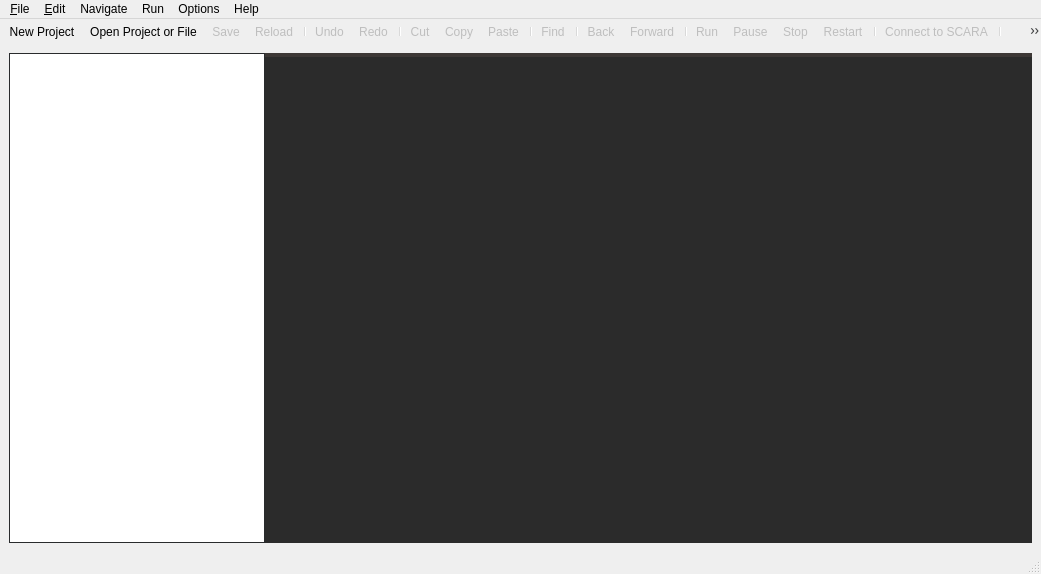
Old version of the form ScaraControlGUI/mainwindow.ui in the repository mnowator/SCARA_Control.
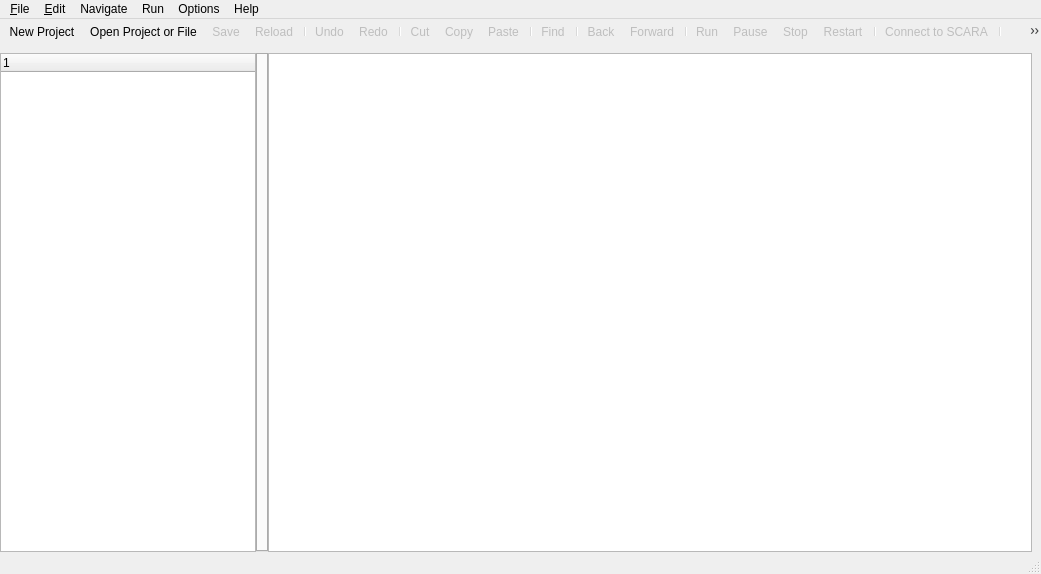
New version of the form. Icons and pictures are not drawn.

What changed in the file:
```diff
--- a/ScaraControlGUI/mainwindow.ui
+++ b/ScaraControlGUI/mainwindow.ui
@@ -13,17 +13,20 @@
   <property name="windowTitle">
    <string>NWTR Robotics</string>
   </property>
-  <property name="styleSheet">
-   <string notr="true"/>
-  </property>
   <widget class="QWidget" name="workspace">
    <property name="sizePolicy">
     <sizepolicy hsizetype="Preferred" vsizetype="Preferred">
-     <horstretch>10</horstretch>
+     <horstretch>0</horstretch>
      <verstretch>0</verstretch>
     </sizepolicy>
    </property>
    <layout class="QGridLayout" name="gridLayout">
+    <property name="leftMargin">
+     <number>0</number>
+    </property>
+    <property name="bottomMargin">
+     <number>0</number>
+    </property>
     <item row="0" column="0">
      <layout class="QVBoxLayout" name="verticalLayout">
       <item>
@@ -35,18 +38,26 @@
          <number>0</number>
         </property>
         <widget class="QTreeWidget" name="projectExplorer">
+         <property name="minimumSize">
+          <size>
+           <width>100</width>
+           <height>0</height>
+          </size>
+         </property>
          <property name="contextMenuPolicy">
           <enum>Qt::CustomContextMenu</enum>
          </property>
          <property name="styleSheet">
-          <string notr="true">border: 1px solid rgb(41, 43, 45);
-border-right: : 0px solid rgb(41, 43, 45);</string>
+          <string notr="true"/>
          </property>
          <property name="sortingEnabled">
           <bool>false</bool>
          </property>
+         <property name="headerHidden">
+          <bool>false</bool>
+         </property>
          <attribute name="headerVisible">
-          <bool>false</bool>
+          <bool>true</bool>
          </attribute>
          <column>
           <property name="text">
@@ -65,45 +76,7 @@
           <bool>false</bool>
          </property>
          <property name="styleSheet">
-          <string notr="true">/*QWidget {
-background-color: rgb(43, 43, 43);
-}
-
-QTabBar {   
-	background-color: rgb(60, 63, 65);
-}
-
-QTabBar::tab {   
-	color: rgb(0, 0, 0);
-};
-
-QTabWidget::pane {
-border-top: 2px solid rgb(255, 170, 0);
-}*/
-
-QWidget {
-background-color: rgb(43, 43, 43);
-}
-
-QTabWidget::pane { /* The tab widget frame */
-    border-top: 4px solid rgb(61, 56, 54);
-	background-color: rgb(255, 244, 89);
-}
-
-QTabBar::tab { 
-	border: 1px solid rgb(41, 43, 45);
-	background-color: rgb(60, 63, 65);
-	border-left: 0px solid rgb(41, 43, 45);
-	height: 30px;
-	padding-right: 5px;
-	padding-left: 5px;
-}
-
-QTabBar::tab:selected { 
-	background-color: rgb(61, 56, 54);
-	border-bottom-color: rgb(61, 56, 54);
-}
-</string>
+          <string notr="true">border: 0px solid rgb(41, 43, 45);</string>
          </property>
          <property name="tabShape">
           <enum>QTabWidget::Rounded</enum>
@@ -127,6 +100,14 @@
           <bool>false</bool>
          </property>
         </widget>
+        <widget class="QGraphicsView" name="graphicsView">
+         <property name="sizePolicy">
+          <sizepolicy hsizetype="Expanding" vsizetype="Expanding">
+           <horstretch>200</horstretch>
+           <verstretch>0</verstretch>
+          </sizepolicy>
+         </property>
+        </widget>
        </widget>
       </item>
      </layout>
```
